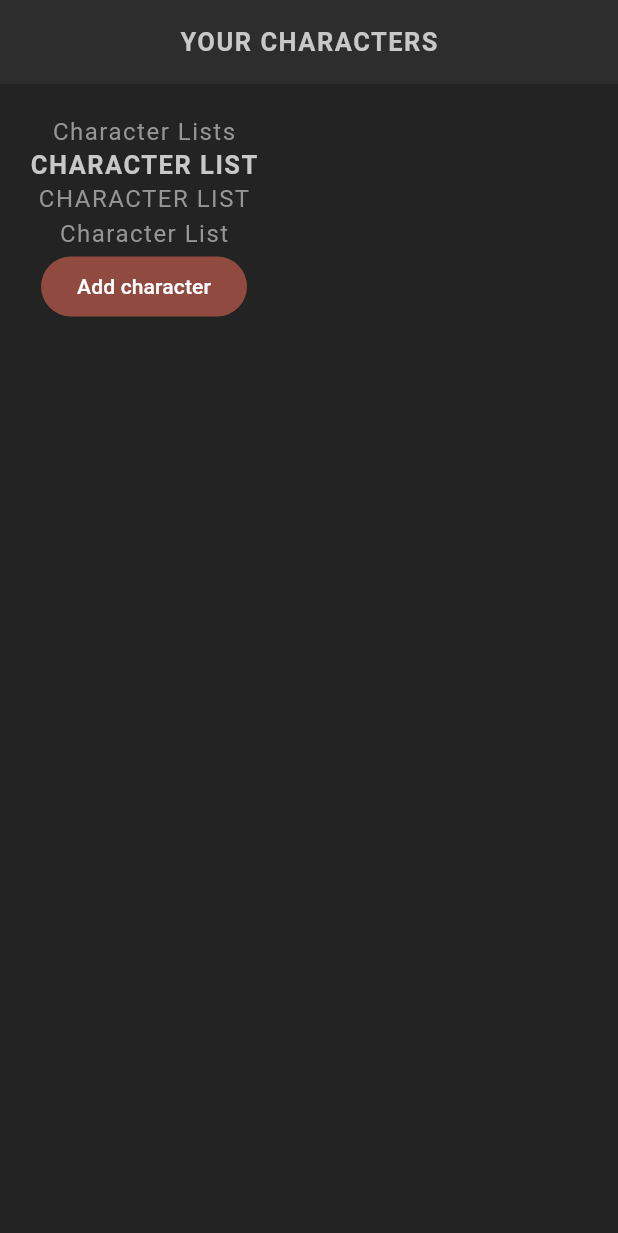
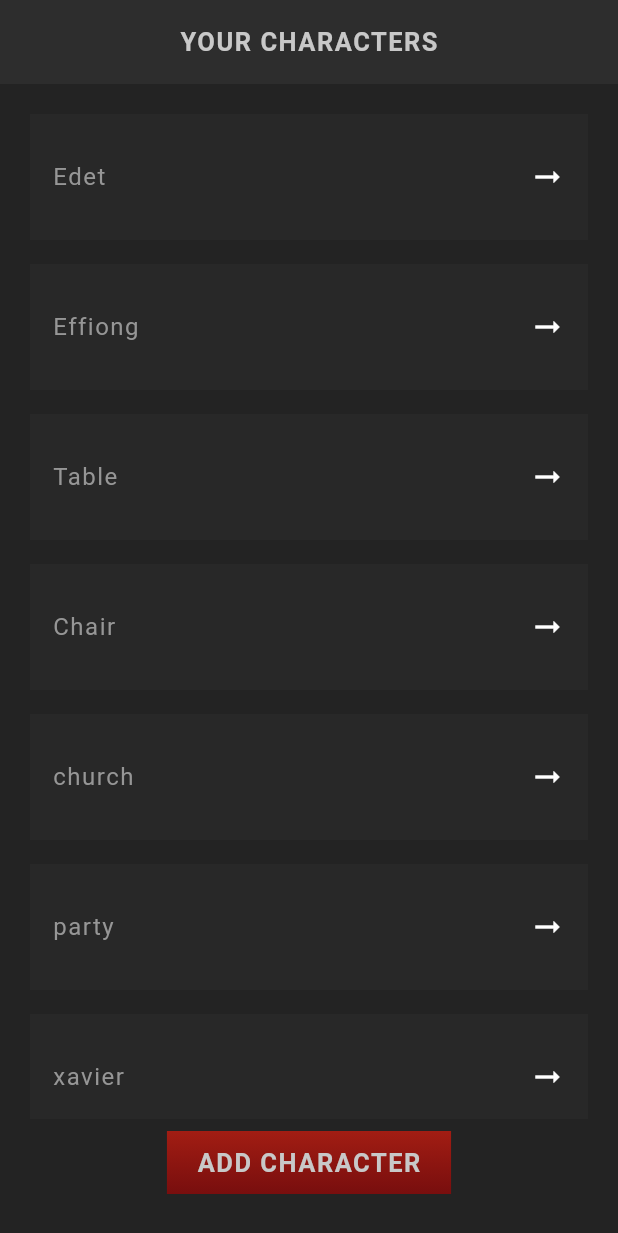
Before and after one commit to Edetmanchi/Role_playing_game-App, a Flutter app: the screen it shows after launch, on a phone screen of 412 x 824 dp. Shown: the top 1233 px of the screen. Run offline on Flutter 3.47's test engine with Material 3 defaults, Android fonts, the light colour scheme and no system bars; our stand-ins replace google_fonts; Roboto replaces fonts that are missing (Kanit).

Commit message:
data models created

```diff
--- /dev/null
+++ b/rpg_characters/lib/screens/home/character_card.dart
@@ -0,0 +1,29 @@
+import 'package:flutter/material.dart';
+
+class CharacterCard extends StatelessWidget {
+  const CharacterCard(this.character,{super.key});
+  final String character;
+  @override
+  Widget build(BuildContext context) {
+    return Card(
+      child: Padding(
+        padding:const EdgeInsets.symmetric(vertical: 30, horizontal: 15),
+        child: Row(
+          children: [
+            Text(character),
+
+            const Expanded(
+              child: SizedBox()
+            ),
+
+
+            const Icon(
+              Icons.arrow_right_alt,
+              color:  Colors.white
+            ),
+          ],
+        ),
+      ),
+    );
+  }
+}
--- a/rpg_characters/lib/screens/home/home.dart
+++ b/rpg_characters/lib/screens/home/home.dart
@@ -1,7 +1,9 @@
 import 'dart:io';
 
 import 'package:flutter/material.dart';
-import 'package:rpg_characters/shared/styledText.dart';
+import 'package:rpg_characters/screens/home/character_card.dart';
+import 'package:rpg_characters/shared/styled_buttons.dart';
+import 'package:rpg_characters/shared/styled_text.dart';
 
 class Home extends StatefulWidget {
   const Home({super.key});
@@ -9,6 +11,9 @@ class Home extends StatefulWidget {
   State<Home> createState() => _HomeState();
 }
 class _HomeState extends State<Home> {
+  List characters = ['Edet', 'Effiong', 'Table', 'Chair', 'church','party', 'xavier'];
+
+
   @override
   Widget build(BuildContext context) {
     return Scaffold(
@@ -19,14 +24,23 @@ class _HomeState extends State<Home> {
       body: Container(
         padding:const EdgeInsets.all(20),
         child:Column(
+          mainAxisAlignment: MainAxisAlignment.center,
           children: [
-            const Text('Character Lists'),
-            const StyledHeading('Character List'),
-            const StyledTitle('Character List'),
-            const StyledText('Character List'),
-            FilledButton(
+            Expanded(
+              child: ListView.builder(
+                itemCount: characters.length ,
+                itemBuilder: (_,index){
+                  return CharacterCard(characters[index]);
+                }
+              ),
+            ),
+
+
+
+
+            StyledButton(
               onPressed:(){},
-              child:const Text('Add character'))
+              child:const StyledHeading('Add character'))
           ],
         )
       ),
--- /dev/null
+++ b/rpg_characters/lib/shared/character.dart
@@ -0,0 +1,21 @@
+import 'package:flutter/material.dart';
+
+class Character {
+  // constructor
+  Character({
+    required this.name,
+    required this.slogan,
+    required this.id
+
+  })
+
+  // fields
+  // final String name;
+  final String slogan;
+  final String id;
+  bool _isFav = false;
+
+  void toggleIsFav(){
+    _isFav = !_isFav;
+  }
+}
--- /dev/null
+++ b/rpg_characters/lib/shared/styled_buttons.dart
@@ -0,0 +1,32 @@
+import 'package:flutter/material.dart';
+import 'package:rpg_characters/theme/theme.dart';
+
+class StyledButton extends StatelessWidget {
+  const StyledButton({
+    super.key,
+    required this.onPressed,
+    required this.child
+
+  });
+  final Function() onPressed;
+  final Widget child;
+
+  @override
+  Widget build(BuildContext context) {
+    return TextButton(
+      onPressed: onPressed,
+      child: Container(
+        padding: const EdgeInsets.symmetric(vertical: 10, horizontal: 20),
+        decoration: BoxDecoration(
+          gradient: LinearGradient(
+            colors: [AppColors.primaryColor, AppColors.primaryAccent],
+            begin: Alignment.topCenter,
+            end: Alignment.bottomCenter
+          )
+        ),
+        child: child,
+
+      )
+      );
+  }
+}
--- a/rpg_characters/lib/theme/theme.dart
+++ b/rpg_characters/lib/theme/theme.dart
@@ -50,4 +50,13 @@ ThemeData primaryTheme = ThemeData(
     ),
   ),
 
+  // card theme
+  cardTheme: CardTheme(
+    color: AppColors.secondaryColor.withOpacity(0.5),
+    surfaceTintColor: Colors.transparent,
+    shape: const RoundedRectangleBorder(),
+    shadowColor: Colors.transparent,
+    margin: const EdgeInsets.only(bottom: 16),
+  ),
+
 );
```
Also changed, not shown: rpg_characters/lib/shared/styled_text.dart (renamed from rpg_characters/lib/shared/styledText.dart).
